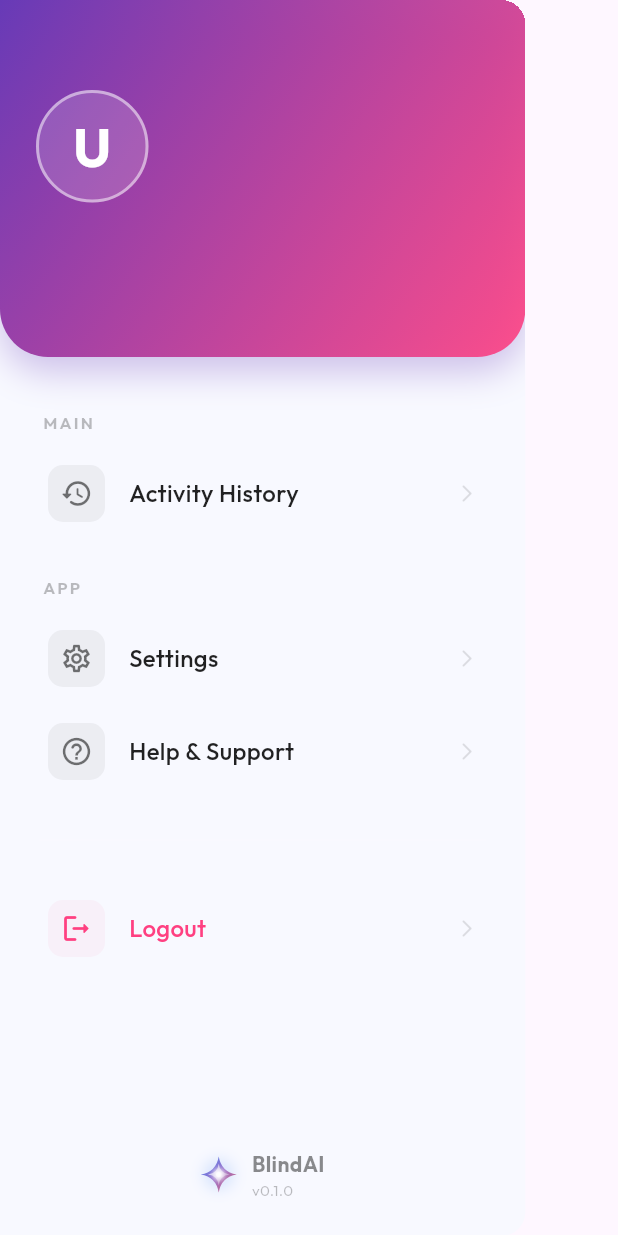
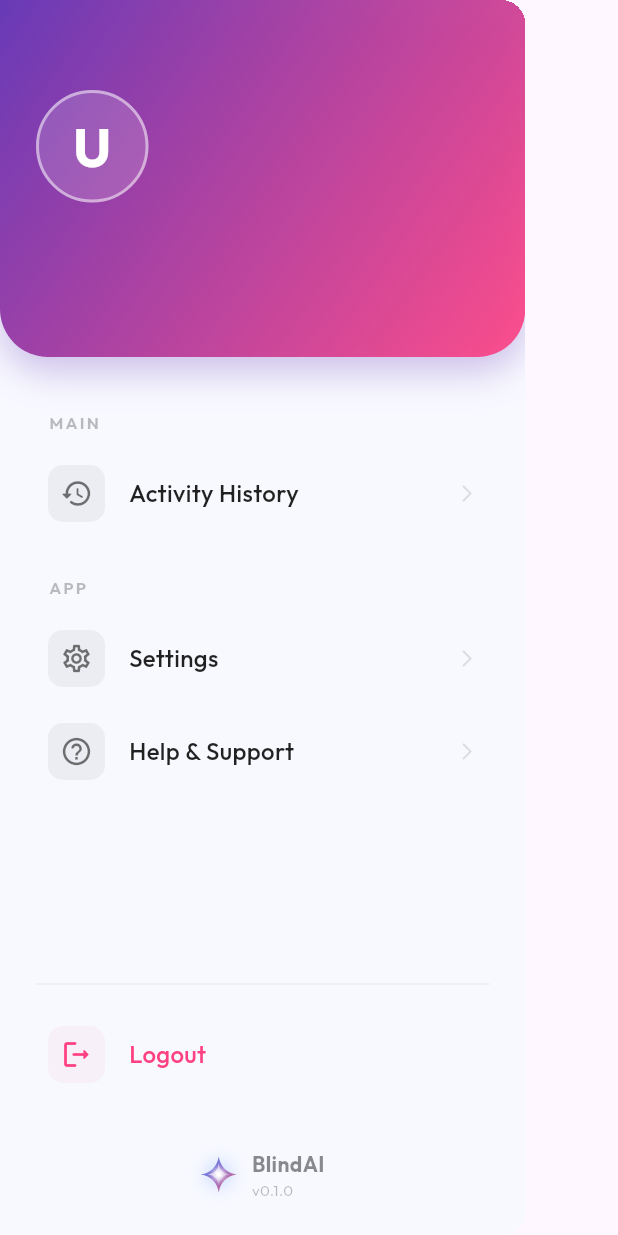
Before and after one commit to anshu-ac-dv/BlindAI, a Flutter app: the HomeDrawer widget shown alone on an empty page, opened directly with empty values, on a phone screen of 412 x 824 dp. Run offline on Flutter 3.47's test engine with Material 3 defaults, Android fonts, the phone set to English and light mode, and no system bars; drawn by our look-alikes of flutter_animate; our stand-ins replace dartz, equatable, firebase_auth, firebase_core, flutter_bloc, get_it and 2 more; accounts and stored records are empty.

Commit message:
Modifing the home dwrower

```diff
--- a/lib/features/auth/domain/entities/user_entity.dart
+++ b/lib/features/auth/domain/entities/user_entity.dart
@@ -11,6 +11,22 @@ class UserEntity extends Equatable {
     this.displayName,
   });
 
+  String get initials {
+    final name = displayName ?? email.split('@').first;
+    return name.isNotEmpty ? name[0].toUpperCase() : 'U';
+  }
+
+  String get firstName {
+    if (displayName != null && displayName!.trim().isNotEmpty) {
+      return displayName!.trim().split(' ').first;
+    }
+    final emailPrefix = email.split('@').first;
+    if (emailPrefix.isEmpty) return 'Friend';
+    return emailPrefix[0].toUpperCase() + emailPrefix.substring(1);
+  }
+
+  String get fullName => displayName ?? email.split('@').first;
+
   @override
   List<Object?> get props => [uid, email, displayName];
 }
--- a/lib/features/home/presentation/widgets/home_drawer.dart
+++ b/lib/features/home/presentation/widgets/home_drawer.dart
@@ -59,19 +59,23 @@ class HomeDrawer extends StatelessWidget {
                     Navigator.push(context, MaterialPageRoute(builder: (_) => const SupportPage()));
                   },
                 ),
-                const Padding(
-                  padding: EdgeInsets.symmetric(vertical: 20, horizontal: 10),
-                  child: Divider(color: Colors.white10),
+              ],
             ),
-                _buildDrawerItem(
+          ),
+          Padding(
+            padding: const EdgeInsets.symmetric(horizontal: 24),
+            child: Divider(color: isDark ? Colors.white10 : Colors.black.withValues(alpha: 0.05)),
+          ),
+          Padding(
+            padding: const EdgeInsets.fromLTRB(16, 8, 16, 8),
+            child: _buildDrawerItem(
               context,
               icon: Icons.logout_rounded,
               title: 'Logout',
               textColor: const Color(0xFFFF4081),
               iconColor: const Color(0xFFFF4081),
+              showArrow: false,
               onTap: () => _handleLogout(context),
-                ),
-              ],
             ),
           ),
           _buildFooter(context),
@@ -82,7 +86,7 @@ class HomeDrawer extends StatelessWidget {
 
   Widget _buildSectionHeader(BuildContext context, String title) {
     return Padding(
-      padding: const EdgeInsets.fromLTRB(12, 16, 12, 8),
+      padding: const EdgeInsets.fromLTRB(16, 16, 16, 8),
       child: Text(
         title,
         style: GoogleFonts.outfit(
@@ -103,9 +107,9 @@ class HomeDrawer extends StatelessWidget {
         String initial = "G";
 
         if (state is Authenticated) {
-          name = state.user.displayName ?? state.user.email.split('@').first;
+          name = state.user.fullName;
           email = state.user.email;
-          initial = name.isNotEmpty ? name[0].toUpperCase() : "U";
+          initial = state.user.initials;
         }
 
         return Container(
@@ -184,6 +188,7 @@ class HomeDrawer extends StatelessWidget {
     required VoidCallback onTap,
     Color? textColor,
     Color? iconColor,
+    bool showArrow = true,
   }) {
     return Material(
       color: Colors.transparent,
@@ -215,12 +220,14 @@ class HomeDrawer extends StatelessWidget {
                   color: textColor ?? (isDark ? Colors.white : Colors.black87),
                 ),
               ),
+              if (showArrow) ...[
                 const Spacer(),
                 Icon(
                   Icons.arrow_forward_ios_rounded,
                   size: 14,
                   color: isDark ? Colors.white10 : Colors.black12,
                 ),
+              ],
             ],
           ),
         ),
```
Also changed, not shown: lib/features/home/presentation/pages/home_page.dart (+2 -14 lines). Lines whose indentation alone changed are shown as unchanged.
